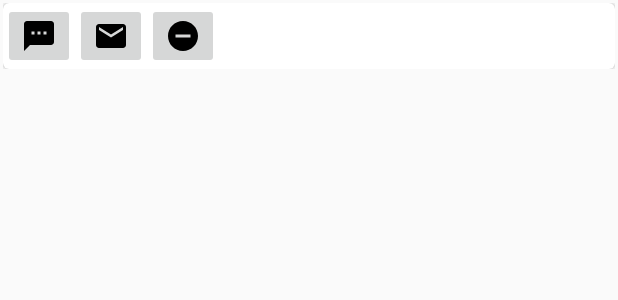
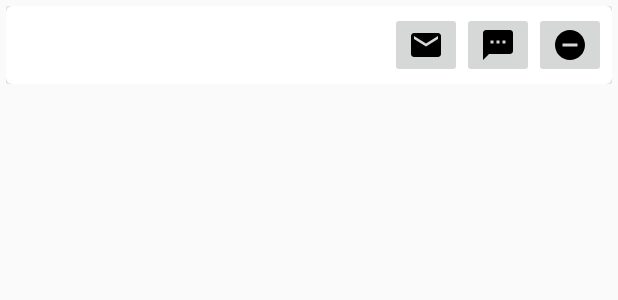
Before and after one commit to JSNorth/DoIt_MAD_SS17, an Android app: the layout card_contact.xml on its own in the app's theme, with its tools: preview values and no code run, on a phone screen of 412 x 824 dp. Shown: the top 300 px of the screen. Run offline under Robolectric (Android 15) with nearby library versions, the phone set to English and light mode, and no system bars.

```diff
--- a/app/src/main/java/de/fh_luebeck/jsn/doit/adapter/ContactAdapter.java
+++ b/app/src/main/java/de/fh_luebeck/jsn/doit/adapter/ContactAdapter.java
@@ -38,7 +38,7 @@ public class ContactAdapter extends ArrayAdapter<AssociatedContact> {
     public View getView(final int position, View convertView, ViewGroup parent) {
         ViewHolder holder;
         if (convertView == null) {
-            convertView = inflater.inflate(R.layout.associated_list_entry, null);
+            convertView = inflater.inflate(R.layout.card_contact, null);
             holder = new ViewHolder();
             holder.text = (TextView) convertView.findViewById(R.id.contact_name);
             holder.smsButton = (ImageButton) convertView.findViewById(R.id.sms_button);
--- a/app/src/main/java/de/fh_luebeck/jsn/doit/adapter/ToDoAdapter.java
+++ b/app/src/main/java/de/fh_luebeck/jsn/doit/adapter/ToDoAdapter.java
@@ -70,7 +70,7 @@ public class ToDoAdapter extends RecyclerView.Adapter<ToDoAdapter.ViewHolder> {
                                                      int viewType) {
         // create a new view
         View v = LayoutInflater.from(parent.getContext())
-                .inflate(R.layout.view_todo_card, parent, false);
+                .inflate(R.layout.card_todo, parent, false);
 
         ViewHolder vh = new ViewHolder(v);
         return vh;
--- a/app/src/main/java/de/fh_luebeck/jsn/doit/events/EventHandler.java
+++ b/app/src/main/java/de/fh_luebeck/jsn/doit/events/EventHandler.java
@@ -1,4 +1,6 @@
 package de.fh_luebeck.jsn.doit.events;
+
+import android.util.Log;
 
 import java.util.ArrayList;
 import java.util.List;
--- a/app/src/main/java/de/fh_luebeck/jsn/doit/asyncTasks/CheckWebAppReachableTask.java
+++ b/app/src/main/java/de/fh_luebeck/jsn/doit/tasks/CheckWebAppReachableTask.java
@@ -1,4 +1,4 @@
-package de.fh_luebeck.jsn.doit.asyncTasks;
+package de.fh_luebeck.jsn.doit.tasks;
 
 import android.app.Activity;
 import android.app.ProgressDialog;
@@ -10,12 +10,11 @@ import android.widget.Toast;
 import java.net.InetAddress;
 
 import de.fh_luebeck.jsn.doit.acitivites.OverviewActivity;
-import de.fh_luebeck.jsn.doit.util.AppConstants;
 
 import static de.fh_luebeck.jsn.doit.util.AppConstants.INTENT_EXTRA_WEB_APP_AVAILABLE;
 
 /**
- * Created by USER on 14.04.2017.
+ * Prüfung ob ein Verbindung zum Internet besteht.
  */
 
 public class CheckWebAppReachableTask extends AsyncTask<Void, Void, Boolean> {
--- a/app/src/main/java/de/fh_luebeck/jsn/doit/asyncTasks/CreateToDoTask.java
+++ b/app/src/main/java/de/fh_luebeck/jsn/doit/tasks/CreateToDoTask.java
@@ -1,4 +1,4 @@
-package de.fh_luebeck.jsn.doit.asyncTasks;
+package de.fh_luebeck.jsn.doit.tasks;
 
 import android.os.AsyncTask;
 
--- a/app/src/main/java/de/fh_luebeck/jsn/doit/asyncTasks/DeleteToDoTask.java
+++ b/app/src/main/java/de/fh_luebeck/jsn/doit/tasks/DeleteToDoTask.java
@@ -1,4 +1,4 @@
-package de.fh_luebeck.jsn.doit.asyncTasks;
+package de.fh_luebeck.jsn.doit.tasks;
 
 import android.os.AsyncTask;
 
--- a/app/src/main/java/de/fh_luebeck/jsn/doit/asyncTasks/TodoSynchronisationTask.java
+++ b/app/src/main/java/de/fh_luebeck/jsn/doit/tasks/TodoSynchronisationTask.java
@@ -1,4 +1,4 @@
-package de.fh_luebeck.jsn.doit.asyncTasks;
+package de.fh_luebeck.jsn.doit.tasks;
 
 import android.content.ContentResolver;
 import android.net.Uri;
--- a/app/src/main/java/de/fh_luebeck/jsn/doit/asyncTasks/UpdateToDoTask.java
+++ b/app/src/main/java/de/fh_luebeck/jsn/doit/tasks/UpdateToDoTask.java
@@ -1,4 +1,4 @@
-package de.fh_luebeck.jsn.doit.asyncTasks;
+package de.fh_luebeck.jsn.doit.tasks;
 
 import android.os.AsyncTask;
 
--- a/app/src/main/res/layout/associated_list_entry.xml
+++ b/app/src/main/res/layout/card_contact.xml
@@ -2,7 +2,7 @@
 <LinearLayout xmlns:android="http://schemas.android.com/apk/res/android"
     android:layout_width="fill_parent"
     android:layout_height="wrap_content"
-    android:padding="2dp">
+    android:padding="4dp">
 
     <android.support.v7.widget.CardView xmlns:android="http://schemas.android.com/apk/res/android"
         xmlns:card_view="http://schemas.android.com/apk/res-auto"
@@ -11,39 +11,41 @@
         android:layout_gravity="center"
         card_view:cardCornerRadius="4dp">
 
-        <LinearLayout xmlns:android="http://schemas.android.com/apk/res/android"
+        <RelativeLayout xmlns:android="http://schemas.android.com/apk/res/android"
             android:layout_width="fill_parent"
             android:layout_height="match_parent"
-            android:orientation="horizontal">
+            android:orientation="horizontal"
+            android:padding="4dp">
 
             <TextView
                 android:id="@+id/contact_name"
                 android:layout_width="wrap_content"
                 android:layout_height="wrap_content"
-                android:layout_gravity="center_vertical"
+                android:layout_alignParentLeft="true"
                 android:gravity="center" />
+
+            <ImageButton
+                android:id="@+id/remove_button"
+                android:layout_width="wrap_content"
+                android:layout_height="wrap_content"
+                android:layout_alignParentRight="true"
+                android:src="@drawable/ic_remove_circle_black_24dp" />
 
             <ImageButton
                 android:id="@+id/sms_button"
                 android:layout_width="wrap_content"
                 android:layout_height="wrap_content"
-                android:layout_gravity="right|center_vertical"
+                android:layout_toLeftOf="@id/remove_button"
                 android:src="@drawable/ic_sms_black_24dp" />
 
             <ImageButton
                 android:id="@+id/email_button"
                 android:layout_width="wrap_content"
                 android:layout_height="wrap_content"
-                android:layout_gravity="right|center_vertical"
+                android:layout_toLeftOf="@id/sms_button"
                 android:src="@drawable/ic_email_black_24dp" />
 
-            <ImageButton
-                android:id="@+id/remove_button"
-                android:layout_width="wrap_content"
-                android:layout_height="wrap_content"
-                android:layout_gravity="right|center_vertical"
-                android:src="@drawable/ic_remove_circle_black_24dp" />
 
-        </LinearLayout>
+        </RelativeLayout>
     </android.support.v7.widget.CardView>
 </LinearLayout>
```
Also changed, not shown: app/src/main/java/de/fh_luebeck/jsn/doit/acitivites/LoginActivity.java (+21 -5 lines), app/src/main/java/de/fh_luebeck/jsn/doit/acitivites/OverviewActivity.java (+5 -2 lines), app/src/main/java/de/fh_luebeck/jsn/doit/acitivites/ToDoActivity.java (+10 -30 lines), app/src/main/java/de/fh_luebeck/jsn/doit/tasks/LoginTask.java (renamed from app/src/main/java/de/fh_luebeck/jsn/doit/asyncTasks/LoginTask.java, +10 -6 lines), app/src/main/res/layout/activity_login.xml (+10 -1 lines), app/src/main/res/layout/content_overview.xml (deleted, +0 -11 lines), app/src/main/res/layout/content_to_do.xml (deleted, +0 -11 lines), app/src/main/res/layout/card_todo.xml (renamed from app/src/main/res/layout/view_todo_card.xml).
